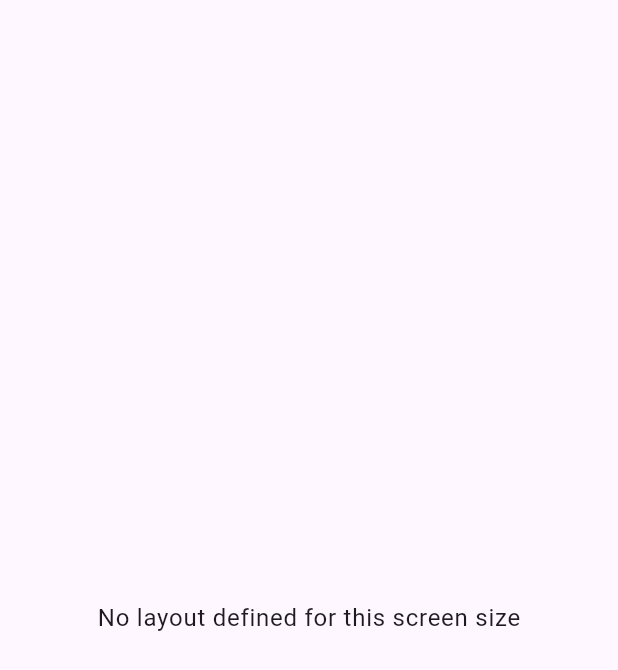
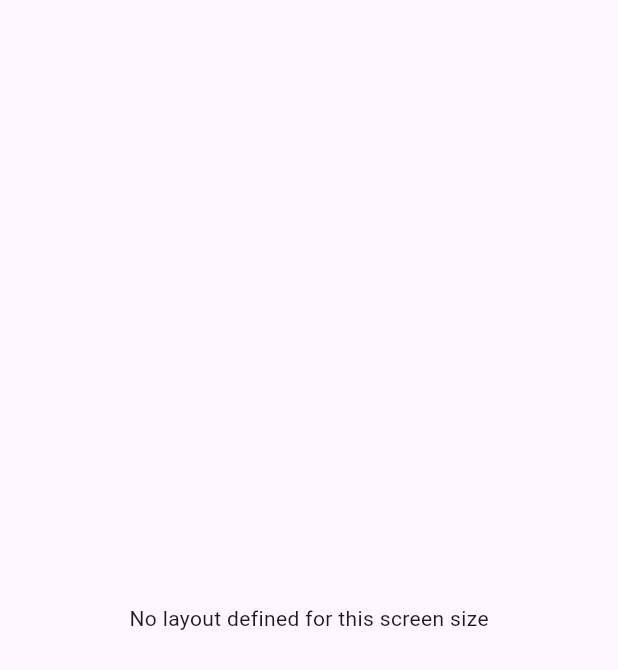
Before and after one commit to Alsahim0420/ai_adaptive_ui, a Flutter app: the AdaptiveLayout widget shown alone on an empty page, opened directly, on a phone screen of 412 x 824 dp. Shown: the top 670 px of the screen. Run offline on Flutter 3.47's test engine with Material 3 defaults, Android fonts, the phone set to English and light mode, and no system bars.

Commit message:
Actualiza la configuración del paquete: se cambia la fuente de `ai_adaptive_ui` a un repositorio alojado y se actualiza la versión del paquete en `pubspec.yaml` de 1.0.0+1 a 1.0.1+2. Además, se mejora la documentación en varias clases para mayor claridad y se ajusta la lógica de fallback en `AdaptiveLayout` para manejar mejor los tamaños de pantalla.

````diff
--- a/example/pubspec.yaml
+++ b/example/pubspec.yaml
@@ -16,7 +16,7 @@ description: "A new Flutter project."
 # https://developer.apple.com/library/archive/documentation/General/Reference/InfoPlistKeyReference/Articles/CoreFoundationKeys.html
 # In Windows, build-name is used as the major, minor, and patch parts
 # of the product and file versions while build-number is used as the build suffix.
-version: 1.0.0+1
+version: 1.0.1+2
 
 environment:
   sdk: '>=3.3.4 <4.0.0'
@@ -32,8 +32,7 @@ dependencies:
     sdk: flutter
 
   # Local package dependency
-  ai_adaptive_ui:
-    path: ../
+  ai_adaptive_ui: ^0.1.0
 
   # The following adds the Cupertino Icons font to your application.
   # Use with the CupertinoIcons class for iOS style icons.
--- a/lib/src/responsive/adaptive_layout.dart
+++ b/lib/src/responsive/adaptive_layout.dart
@@ -1,13 +1,35 @@
 import 'package:flutter/material.dart';
 import '../core/adaptive_context.dart';
 
+/// Un builder de layout que recibe el [BuildContext] y devuelve un [Widget].
 typedef LayoutBuilderFunction = Widget Function(BuildContext context);
 
+/// Un widget que construye un layout diferente según el tamaño de la pantalla.
+///
+/// Proporciona constructores para `small`, `medium` y `large`, y selecciona
+/// automáticamente cuál usar basándose en los breakpoints definidos en [AdaptiveContext].
+///
+/// Ejemplo:
+/// ```dart
+/// AdaptiveLayout(
+///   small: (context) => Text('Layout Pequeño'),
+///   medium: (context) => Text('Layout Mediano'),
+///   large: (-context) => Text('Layout Grande'),
+/// )
+/// ```
 class AdaptiveLayout extends StatelessWidget {
+  /// El builder para el layout de pantalla pequeña (< 600px).
   final LayoutBuilderFunction? small;
+
+  /// El builder para el layout de pantalla mediana (600px - 1024px).
   final LayoutBuilderFunction? medium;
+
+  /// El builder para el layout de pantalla grande (> 1024px).
   final LayoutBuilderFunction? large;
 
+  /// Crea una instancia de [AdaptiveLayout].
+  ///
+  /// Debes proporcionar al menos un builder de layout (`small`, `medium` o `large`).
   const AdaptiveLayout({
     super.key,
     this.small,
@@ -27,12 +49,14 @@ class AdaptiveLayout extends StatelessWidget {
       return large!(context);
     }
 
-    // Fallback
-    return Center(
-      child: Text(
-        'No layout defined for this screen size',
-        style: Theme.of(context).textTheme.bodyLarge,
-      ),
+    // Fallback si no se proporciona un layout para el tamaño actual.
+    // Intenta usar el más pequeño disponible como última opción.
+    if (small != null) return small!(context);
+    if (medium != null) return medium!(context);
+    if (large != null) return large!(context);
+
+    return const Center(
+      child: Text('No layout defined for this screen size'),
     );
   }
 }
````
Also changed, not shown: lib/src/ai_suggestions/ai_layout_suggestor.dart (+7 -2 lines), lib/src/widgets/adaptive_card.dart (+22 -0 lines), example/pubspec.lock.
